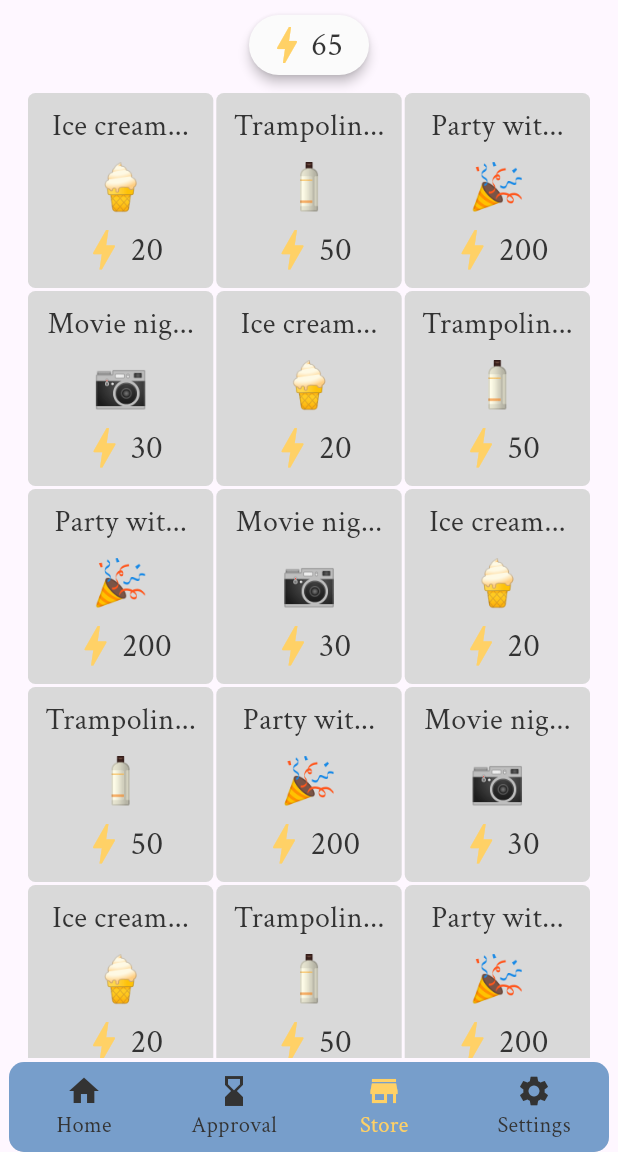
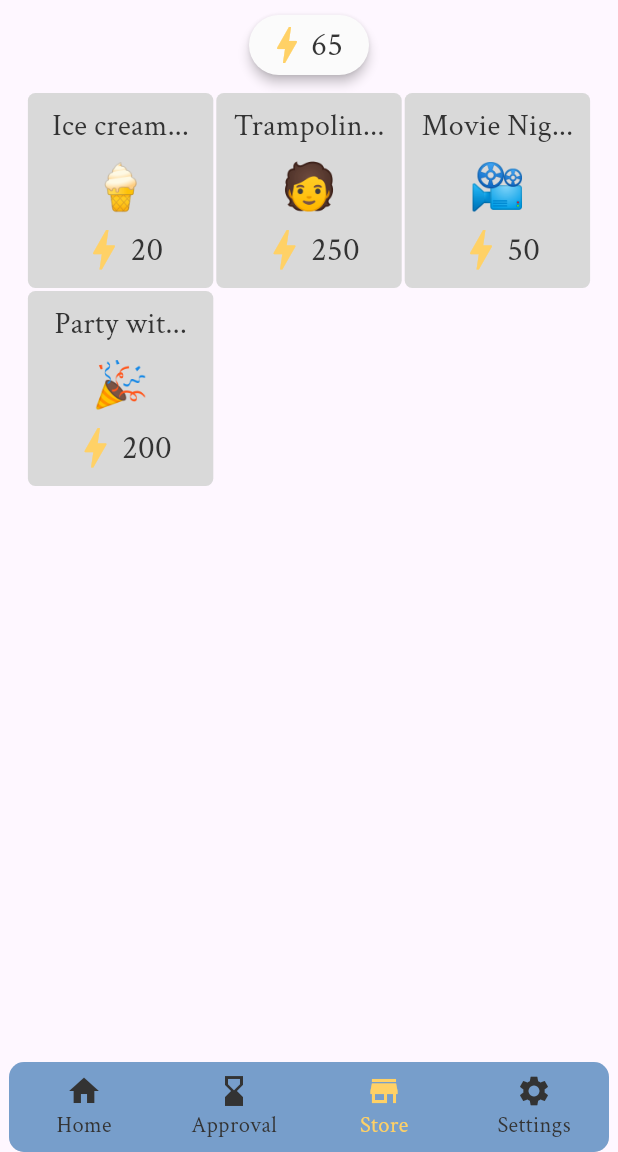
Before and after one commit to Delta-Apps-LLC/togetherly, a Flutter app: the screen it shows after launch, on a phone screen of 412 x 824 dp, the part 84-1236 px from its top. Run offline on Flutter 3.47's test engine with Material 3 defaults, Android fonts, the phone set to English and light mode, and no system bars; our stand-ins replace envied, multi_dropdown, supabase_flutter; accounts and stored records are empty; generated files the repository leaves out were written again.

Commit message:
added reward provider to app providers and set up consumer for reward provider in reward ui

```diff
--- a/togetherly/lib/providers/app_providers.dart
+++ b/togetherly/lib/providers/app_providers.dart
@@ -2,10 +2,12 @@ import 'package:flutter/widgets.dart';
 import 'package:provider/provider.dart';
 
 import 'package:togetherly/providers/chore_provider.dart';
+import 'package:togetherly/providers/reward_provider.dart';
 import 'package:togetherly/providers/scaffold_provider.dart';
 import 'package:togetherly/providers/simple_change_notifier_proxy_provider.dart';
 import 'package:togetherly/providers/user_identity_provider.dart';
 import 'package:togetherly/services/chore_service.dart';
+import 'package:togetherly/services/reward_service.dart';
 
 class AppProviders extends StatefulWidget {
   final Widget child;
@@ -19,6 +21,7 @@ class AppProviders extends StatefulWidget {
 class _AppProvidersState extends State<AppProviders> {
   // final ExampleService _exampleService = ExampleServiceImpl();
   final ChoreService _choreService = ChoreService();
+  final RewardService _rewardService = RewardService();
 
   @override
   Widget build(BuildContext context) {
@@ -44,6 +47,15 @@ class _AppProvidersState extends State<AppProviders> {
                 ChoreProvider(_choreService, userIdentityProvider),
             update: (_, userIdentityProvider, previous) =>
                 previous.updateDependencies(userIdentityProvider)),
+        SimpleChangeNotifierProxyProvider<UserIdentityProvider, RewardProvider>(
+          create: (
+            _,
+            userIdentityProvider,
+          ) =>
+              RewardProvider(_rewardService, userIdentityProvider),
+          update: (_, userIdentityProvider, previous) =>
+              previous.updateDependencies(userIdentityProvider),
+        ),
 
         // Add to this section any providers that only transform the state of
         // other providers.
--- a/togetherly/lib/providers/reward_provider.dart
+++ b/togetherly/lib/providers/reward_provider.dart
@@ -38,7 +38,29 @@ class RewardProvider with ChangeNotifier {
     if (familyId != null) {
       _rewards = await _service.getRewardsByFamily(familyId);
     } else {
-      _rewards = [];
+      // TODO: empty this array once service is complete
+      _rewards = [
+        const Reward(
+            title: 'Ice cream treat',
+            description: '\u{1F366}',
+            points: 20,
+            quantity: 10),
+        const Reward(
+            title: 'Trampoline Park',
+            description: '\u{1F9D1}',
+            points: 250,
+            quantity: 2),
+        const Reward(
+            title: 'Movie Night',
+            description: '\u{1F4FD}',
+            points: 50,
+            quantity: 5),
+        const Reward(
+            title: 'Party with friends',
+            description: '\u{1F389}',
+            points: 200,
+            quantity: 2),
+      ];
     }
     notifyListeners();
     log("RewardProvider refreshed!");
--- a/togetherly/lib/views/widgets/reward_dialog.dart
+++ b/togetherly/lib/views/widgets/reward_dialog.dart
@@ -1,10 +1,11 @@
 import 'package:flutter/material.dart';
 import 'package:provider/provider.dart';
+import 'package:togetherly/models/reward.dart';
 import 'package:togetherly/themes.dart';
 
 class RewardDialog extends StatefulWidget {
   const RewardDialog({super.key, required this.reward});
-  final Map<String, dynamic> reward;
+  final Reward reward;
 
   @override
   State<RewardDialog> createState() => _RewardDialogState();
@@ -24,11 +25,11 @@ class _RewardDialogState extends State<RewardDialog> {
 
     return AlertDialog(
       title: Text(
-        widget.reward['title'],
+        widget.reward.title,
         style: AppTextStyles.brandHeading,
       ),
       content: Text(
-        'Do you want to redeem this reward for ${widget.reward['points'].toString()} points?',
+        'Do you want to redeem this reward for ${widget.reward.points.toString()} points?',
         style: AppTextStyles.brandBody,
       ),
       actions: <Widget>[
--- a/togetherly/lib/views/widgets/reward_grid.dart
+++ b/togetherly/lib/views/widgets/reward_grid.dart
@@ -1,4 +1,6 @@
 import 'package:flutter/material.dart';
+import 'package:provider/provider.dart';
+import 'package:togetherly/providers/reward_provider.dart';
 import 'package:togetherly/views/widgets/reward_item.dart';
 
 class RewardGrid extends StatelessWidget {
@@ -6,136 +8,16 @@ class RewardGrid extends StatelessWidget {
 
   @override
   Widget build(BuildContext context) {
-    List<Map<String, dynamic>> rewardsList = [
-      {
-        'title': 'Ice cream treat',
-        'description': '\u{1F366}',
-        'points': 20,
-      },
-      {
-        'title': 'Trampoline park',
-        'description': '\u{1F9F4}',
-        'points': 50,
-      },
-      {
-        'title': 'Party with friends',
-        'description': '\u{1F389}',
-        'points': 200,
-      },
-      {
-        'title': 'Movie night',
-        'description': '\u{1F4F7}',
-        'points': 30,
-      },
-      {
-        'title': 'Ice cream treat',
-        'description': '\u{1F366}',
-        'points': 20,
-      },
-      {
-        'title': 'Trampoline park',
-        'description': '\u{1F9F4}',
-        'points': 50,
-      },
-      {
-        'title': 'Party with friends',
-        'description': '\u{1F389}',
-        'points': 200,
-      },
-      {
-        'title': 'Movie night',
-        'description': '\u{1F4F7}',
-        'points': 30,
-      },
-      {
-        'title': 'Ice cream treat',
-        'description': '\u{1F366}',
-        'points': 20,
-      },
-      {
-        'title': 'Trampoline park',
-        'description': '\u{1F9F4}',
-        'points': 50,
-      },
-      {
-        'title': 'Party with friends',
-        'description': '\u{1F389}',
-        'points': 200,
-      },
-      {
-        'title': 'Movie night',
-        'description': '\u{1F4F7}',
-        'points': 30,
-      },
-      {
-        'title': 'Ice cream treat',
-        'description': '\u{1F366}',
-        'points': 20,
-      },
-      {
-        'title': 'Trampoline park',
-        'description': '\u{1F9F4}',
-        'points': 50,
-      },
-      {
-        'title': 'Party with friends',
-        'description': '\u{1F389}',
-        'points': 200,
-      },
-      {
-        'title': 'Movie night',
-        'description': '\u{1F4F7}',
-        'points': 30,
-      },
-      {
-        'title': 'Ice cream treat',
-        'description': '\u{1F366}',
-        'points': 20,
-      },
-      {
-        'title': 'Trampoline park',
-        'description': '\u{1F9F4}',
-        'points': 50,
-      },
-      {
-        'title': 'Party with friends',
-        'description': '\u{1F389}',
-        'points': 200,
-      },
-      {
-        'title': 'Movie night',
-        'description': '\u{1F4F7}',
-        'points': 30,
-      },
-      {
-        'title': 'Ice cream treat',
-        'description': '\u{1F366}',
-        'points': 20,
-      },
-      {
-        'title': 'Trampoline park',
-        'description': '\u{1F9F4}',
-        'points': 50,
-      },
-      {
-        'title': 'Party with friends',
-        'description': '\u{1F389}',
-        'points': 200,
-      },
-      {
-        'title': 'Movie night',
-        'description': '\u{1F4F7}',
-        'points': 30,
-      },
-    ];
-
-    return Expanded(
-      child: SingleChildScrollView(
-        child: Wrap(
-          spacing: 2,
-          runSpacing: 2,
-          children:
-              rewardsList.map((reward) => RewardItem(reward: reward)).toList(),
+    return Consumer<RewardProvider>(
+      builder: (context, rewardProvider, child) => Expanded(
+        child: SingleChildScrollView(
+          child: Wrap(
+            spacing: 2,
+            runSpacing: 2,
+            children: rewardProvider.rewards
+                .map((reward) => RewardItem(reward: reward))
+                .toList(),
+          ),
         ),
       ),
     );
--- a/togetherly/lib/views/widgets/reward_item.dart
+++ b/togetherly/lib/views/widgets/reward_item.dart
@@ -1,10 +1,11 @@
 import 'package:flutter/material.dart';
+import 'package:togetherly/models/reward.dart';
 import 'package:togetherly/themes.dart';
 import 'package:togetherly/views/widgets/reward_dialog.dart';
 
 class RewardItem extends StatelessWidget {
   const RewardItem({super.key, required this.reward});
-  final Map<String, dynamic> reward;
+  final Reward reward;
 
   @override
   Widget build(BuildContext context) {
@@ -40,7 +41,7 @@ class RewardItem extends StatelessWidget {
           mainAxisAlignment: MainAxisAlignment.center,
           children: <Widget>[
             Text(
-              parseTitle(reward['title']),
+              parseTitle(reward.title),
               style: AppTextStyles.brandAccentLarge,
             ),
             SizedBox(
@@ -48,7 +49,7 @@ class RewardItem extends StatelessWidget {
               child: Align(
                 alignment: Alignment.center,
                 child: Text(
-                  reward['description'],
+                  reward.description,
                   style: const TextStyle(fontSize: 30),
                 ),
               ),
@@ -62,7 +63,7 @@ class RewardItem extends StatelessWidget {
                   color: AppColors.brandGold,
                 ),
                 Text(
-                  reward['points'].toString(),
+                  reward.points.toString(),
                   style: AppTextStyles.brandAccentLarge.copyWith(fontSize: 22),
                 ),
               ],
```
